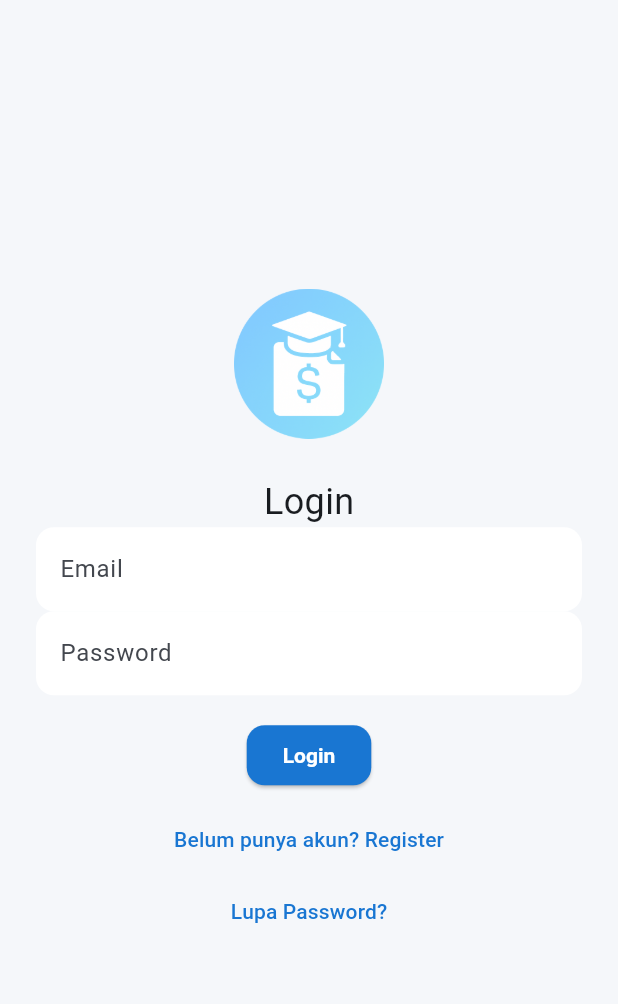
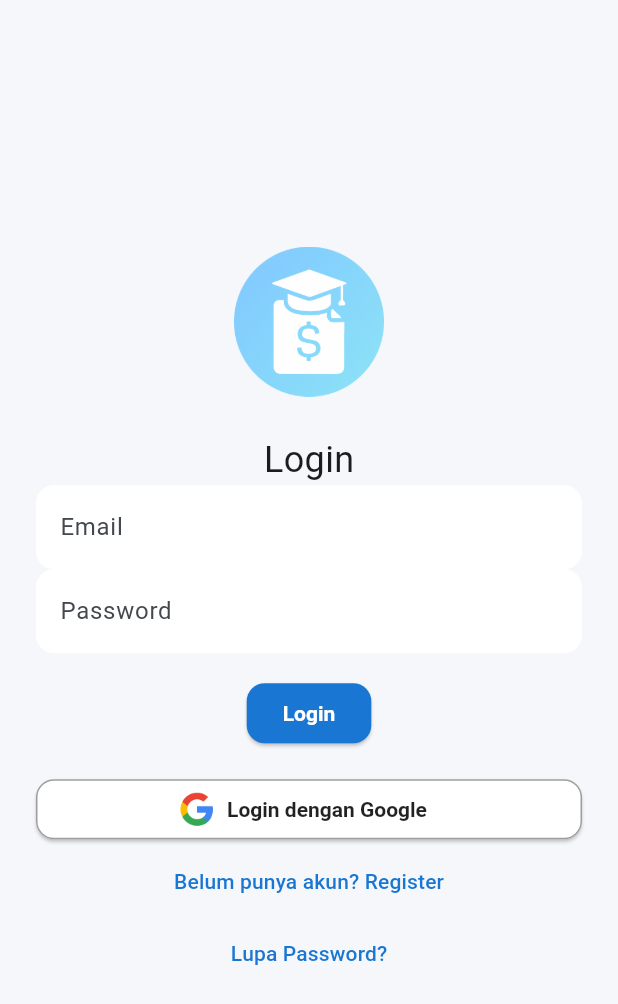
Before and after one commit to ForZa77123/financia_edu, a Flutter app: the screen it shows after launch, on a phone screen of 412 x 824 dp. Shown: the top 1004 px of the screen. Run offline on Flutter 3.47's test engine with Material 3 defaults, Android fonts, the phone set to English and light mode, and no system bars; our stand-ins replace cloud_firestore, device_info_plus, firebase_auth, firebase_core, firebase_messaging, firebase_remote_config and 6 more; missing offline and left inert: google_api_availability; accounts and stored records are empty; Roboto replaces fonts that are missing (Montserrat).

Commit message:
signin google

```diff
--- a/lib/screens/auth_screen.dart
+++ b/lib/screens/auth_screen.dart
@@ -3,6 +3,7 @@ import 'package:firebase_auth/firebase_auth.dart';
 import 'package:shared_preferences/shared_preferences.dart';
 import 'package:device_info_plus/device_info_plus.dart';
 import 'package:cloud_firestore/cloud_firestore.dart';
+import 'package:google_sign_in/google_sign_in.dart';
 
 class AuthScreen extends StatefulWidget {
   final void Function(String username) onLogin;
@@ -25,6 +26,7 @@ class _AuthScreenState extends State<AuthScreen> {
   bool isLogin = true;
   String? error;
   bool isReset = false; // Tambahkan state untuk reset password
+  bool isLoadingGoogle = false;
 
   Future<void> setDeviceVerified(
     String uid,
@@ -183,6 +185,40 @@ class _AuthScreenState extends State<AuthScreen> {
     });
   }
 
+  Future<void> _signInWithGoogle() async {
+    setState(() { isLoadingGoogle = true; error = null; });
+    try {
+      final GoogleSignInAccount? googleUser = await GoogleSignIn().signIn();
+      if (googleUser == null) {
+        setState(() { isLoadingGoogle = false; });
+        return; // User cancelled
+      }
+      final GoogleSignInAuthentication googleAuth = await googleUser.authentication;
+      final credential = GoogleAuthProvider.credential(
+        accessToken: googleAuth.accessToken,
+        idToken: googleAuth.idToken,
+      );
+      final userCredential = await FirebaseAuth.instance.signInWithCredential(credential);
+      final user = userCredential.user;
+      if (user != null) {
+        // Simpan/update data user ke Firestore
+        await FirebaseFirestore.instance.collection('users').doc(user.uid).set({
+          'email': user.email,
+          'name': user.displayName ?? '',
+          'photoURL': user.photoURL ?? '',
+          'provider': 'google',
+        }, SetOptions(merge: true));
+        widget.onLogin(user.email!);
+      } else {
+        setState(() { error = 'Gagal login dengan Google.'; });
+      }
+    } catch (e) {
+      setState(() { error = 'Gagal login dengan Google.'; });
+    } finally {
+      setState(() { isLoadingGoogle = false; });
+    }
+  }
+
   @override
   Widget build(BuildContext context) {
     return Scaffold(
@@ -231,6 +267,31 @@ class _AuthScreenState extends State<AuthScreen> {
               ),
               const SizedBox(height: 8),
               if (!isReset)
+                Column(
+                  children: [
+                    const SizedBox(height: 8),
+                    isLoadingGoogle
+                        ? const CircularProgressIndicator()
+                        : SizedBox(
+                            width: double.infinity,
+                            child: ElevatedButton.icon(
+                              icon: Image.asset(
+                                'assets/google_logo.png',
+                                height: 24,
+                              ),
+                              label: const Text('Login dengan Google'),
+                              style: ElevatedButton.styleFrom(
+                                backgroundColor: Colors.white,
+                                foregroundColor: Colors.black87,
+                                side: const BorderSide(color: Colors.grey),
+                                textStyle: const TextStyle(fontWeight: FontWeight.bold),
+                              ),
+                              onPressed: _signInWithGoogle,
+                            ),
+                          ),
+                  ],
+                ),
+              if (!isReset)
                 TextButton(
                   onPressed: () {
                     setState(() {
```
